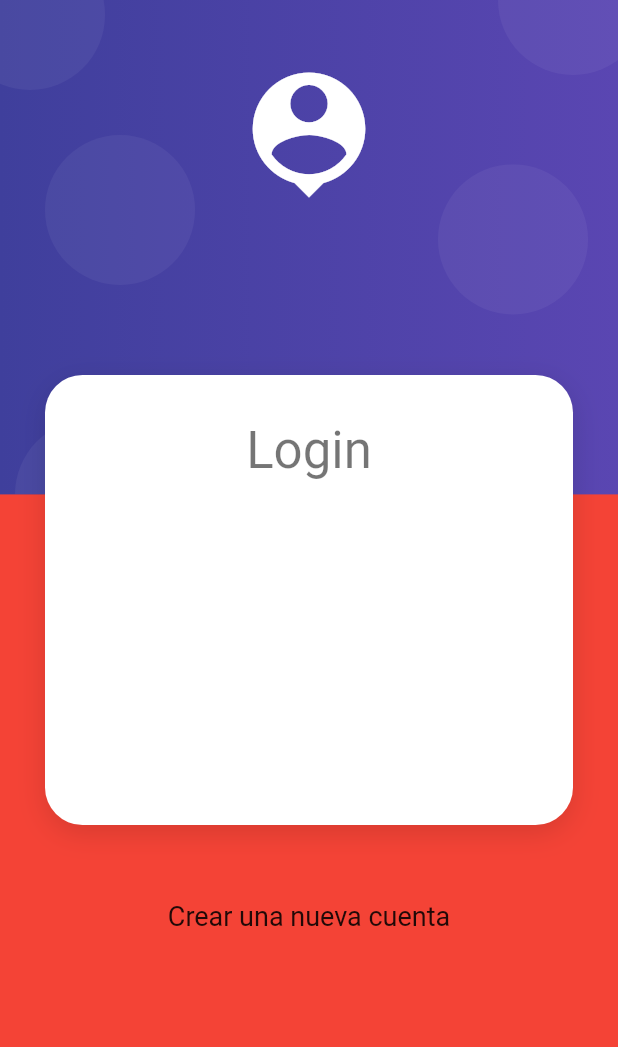
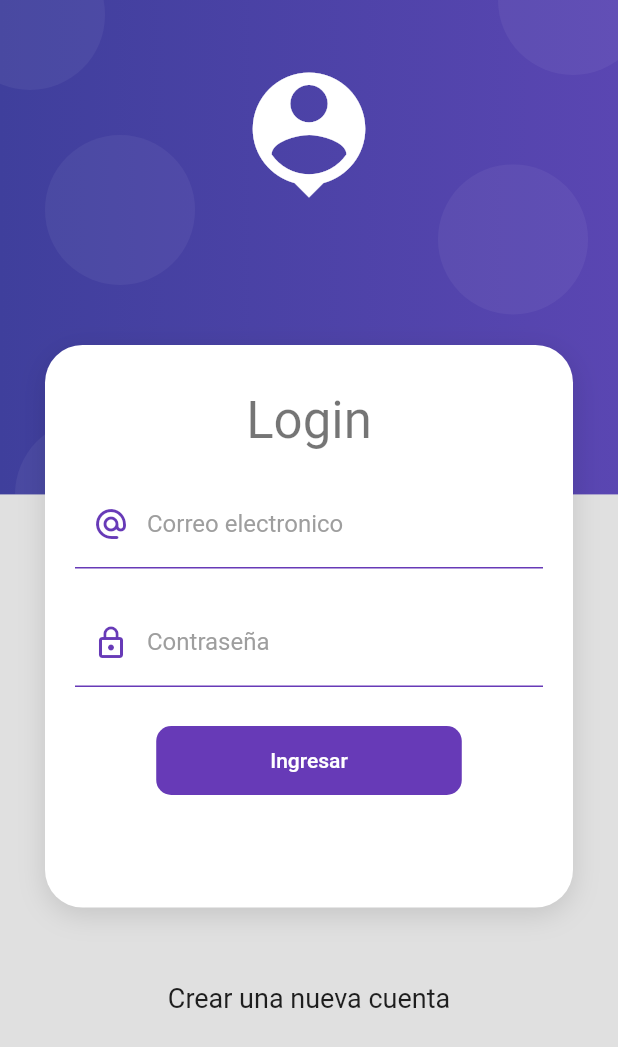
Before and after one commit to AndriuuU/trabajo_cop_flutter, a Flutter app: the screen it shows after launch, on a phone screen of 412 x 824 dp. Shown: the top 1047 px of the screen. Run offline on Flutter 3.47's test engine with Material 2 defaults, Android fonts, the phone set to English and light mode, and no system bars.

Commit message:
Login Visual acabado Falta funcionalidad

```diff
--- /dev/null
+++ b/lib/providers/login_form_provider.dart
@@ -0,0 +1,23 @@
+import 'package:flutter/material.dart';
+
+class LoginFormProvider extends ChangeNotifier {
+
+  GlobalKey<FormState> formKey = new GlobalKey<FormState>();
+
+  String email='';
+  String password='';
+
+  bool _isLoading = false;
+  bool get isLoading =>_isLoading;
+
+  set isLoading( bool value) {
+    _isLoading=value;
+    notifyListeners();
+  }
+
+
+  bool isValidForm() {
+
+    return formKey.currentState?.validate() ?? false;
+  }
+}
--- a/lib/screens/login_screen.dart
+++ b/lib/screens/login_screen.dart
@@ -1,7 +1,10 @@
 import 'package:flutter/material.dart';
+import 'package:provider/provider.dart';
+import 'package:trabajo_cop_flutter/providers/login_form_provider.dart';
 import 'package:trabajo_cop_flutter/widgets/widgets.dart';
 
 import '../ui/input_decorations.dart';
+
 
 class LoginScreen extends StatelessWidget{
   @override
@@ -11,13 +14,18 @@ class LoginScreen extends StatelessWidget{
         child: SingleChildScrollView(
           child: Column(
             children: [
-              SizedBox(height: 250),
+              SizedBox(height: 230),
               CardContainer(
                 child: Column(
                   children: [
                     SizedBox(height: 10),
                     Text('Login', style: Theme.of(context).textTheme.headline4),
-                    SizedBox(height: 30),
+                    SizedBox(height: 20),
+
+                    ChangeNotifierProvider(
+                      create: ( _ ) => LoginFormProvider(),
+                      child: _LoginForn()
+                    ),
 
                   ],
                 )
@@ -37,11 +45,15 @@ class LoginScreen extends StatelessWidget{
 }
 
 class _LoginForn extends StatelessWidget {
-
   @override
   Widget build(BuildContext context) {
+    final loginForm=Provider.of<LoginFormProvider>(context);
+
     return Container(
       child: Form(
+        key: loginForm.formKey,
+        autovalidateMode: AutovalidateMode.onUserInteraction,
+
         child: Column(
           children: [
             TextFormField(
@@ -52,9 +64,18 @@ class _LoginForn extends StatelessWidget {
                 labelText: 'Correo electronico',
                 prefixIcon: Icons.alternate_email_rounded
               ),
+              onChanged: (value) => loginForm.email=value,
+              validator: (value) {
+
+                String pattern = r'^(([^<>()[\]\\.,;:\s@\"]+(\.[^<>()[\]\\.,;:\s@\"]+)*)|(\".+\"))@((\[[0-9]{1,3}\.[0-9]{1,3}\.[0-9]{1,3}\.[0-9]{1,3}\])|(([a-zA-Z\-0-9]+\.)+[a-zA-Z]{2,}))$';
+                RegExp regExp  = new RegExp(pattern);
+                return regExp.hasMatch(value ?? '')
+                  ? null
+                  : 'Escribe un correo valido';
+              },
             ),
 
-            SizedBox(height:30),
+            SizedBox(height:20),
 
             TextFormField(
               autocorrect: false,
@@ -63,10 +84,20 @@ class _LoginForn extends StatelessWidget {
               decoration: InputDecorations.authInputDecoration(
                 hintText: '*******',
                 labelText: 'Contraseña',
-                prefixIcon: Icons.lock_outline),
+                prefixIcon: Icons.lock_outline
+              ),
+              onChanged: (value) => loginForm.password=value,
+              validator: (value) {
+
+                return(value != null && value.length>=6)
+                ? null
+                : 'La contraseña tiene que tener mas de 6 caracteres';
+
+              },
             ),
 
-            SizedBox(height:30),
+
+            SizedBox(height:25),
 
             MaterialButton(
               shape: RoundedRectangleBorder(borderRadius: BorderRadius.circular(10)),
@@ -76,12 +107,23 @@ class _LoginForn extends StatelessWidget {
               child: Container(
                 padding: EdgeInsets.symmetric(horizontal: 60, vertical:15),
                 child:Text(
-                  'Ingresar',
+                  loginForm.isLoading
+                    ? 'Espere'
+                    : 'Ingresar',
                   style: TextStyle( color: Colors.white),
                 )
               ),
-              onPressed: (){
+              onPressed: loginForm.isLoading ? null : () async {
+                FocusScope.of(context).unfocus();
+                if( !loginForm.isValidForm() ) return;
 
+                loginForm.isLoading = true;
+
+                await Future.delayed(Duration (seconds: 2));
+
+                loginForm.isLoading = true;
+
+                Navigator.pushReplacementNamed(context, 'home');
               },
             )
           ],
--- a/lib/widgets/auth_background.dart
+++ b/lib/widgets/auth_background.dart
@@ -12,7 +12,7 @@ class AuthBackground extends StatelessWidget {
   @override
   Widget build(BuildContext context) {
     return Container(
-      color: Colors.red,
+
       width: double.infinity,
       height: double.infinity,
       child: Stack(
--- a/lib/widgets/card_container.dart
+++ b/lib/widgets/card_container.dart
@@ -17,7 +17,7 @@ class CardContainer extends StatelessWidget {
       child: Container(
         width: double.infinity,
         padding: EdgeInsets.all(20),
-        height: 300,
+        height: 375,
         decoration: _createCardShape(),
         child: this.child,
       ),
```
Also changed, not shown: pubspec.yaml (+3 -17 lines), pubspec.lock.
